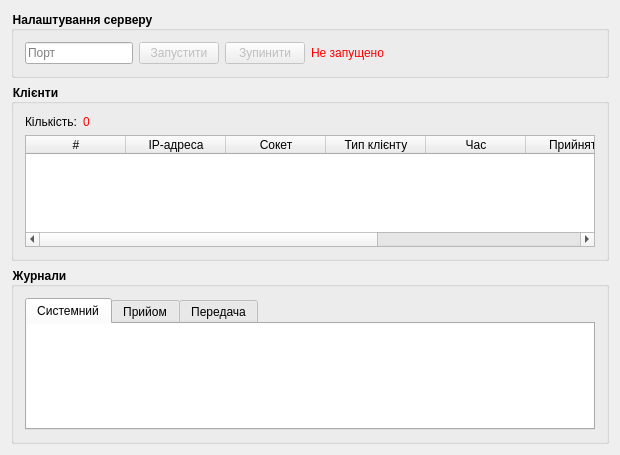
Above: server/MainWindow.ui from darkjedi9922/winsock-cw before the change. Below: the same form after it.
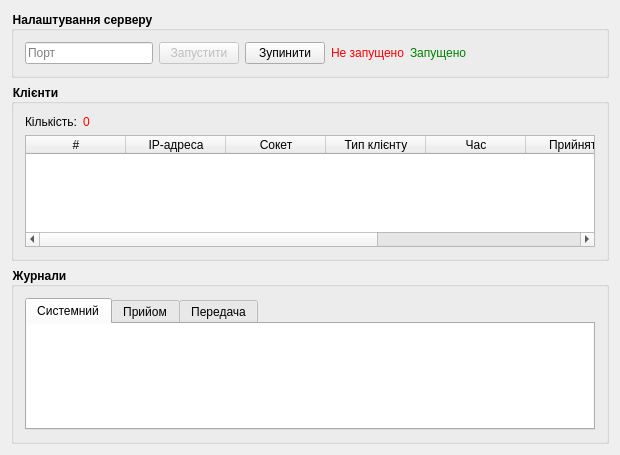
That is the form after the change.

What changed in the file:
```diff
--- a/server/MainWindow.ui
+++ b/server/MainWindow.ui
@@ -24,7 +24,7 @@
      <property name="title">
       <string>Налаштування серверу</string>
      </property>
-     <layout class="QHBoxLayout" name="horizontalLayout" stretch="0,0,0,0,1">
+     <layout class="QHBoxLayout" name="horizontalLayout">
       <item>
        <widget class="QLineEdit" name="lineEdit">
         <property name="maxLength">
@@ -46,10 +46,7 @@
        </widget>
       </item>
       <item>
-       <widget class="QPushButton" name="pushButton_2">
-        <property name="enabled">
-         <bool>false</bool>
-        </property>
+       <widget class="QPushButton" name="stopButton">
         <property name="text">
          <string>Зупинити</string>
         </property>
@@ -67,6 +64,18 @@
         </property>
        </widget>
       </item>
+      <item>
+       <widget class="QLabel" name="startedLabel">
+        <property name="styleSheet">
+         <string notr="true">QLabel {
+	color: green;
+}</string>
+        </property>
+        <property name="text">
+         <string>Запущено</string>
+        </property>
+       </widget>
+      </item>
       <item>
        <spacer name="horizontalSpacer">
         <property name="orientation">
```
Left out of the diff: 12 changed lines with no effect on the pictures.
